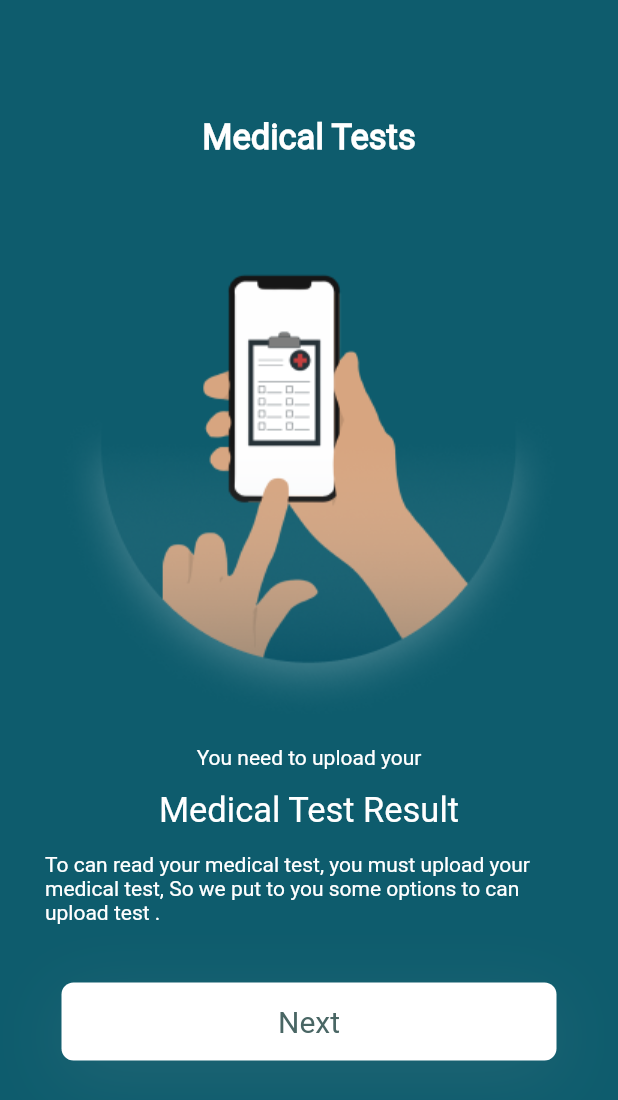
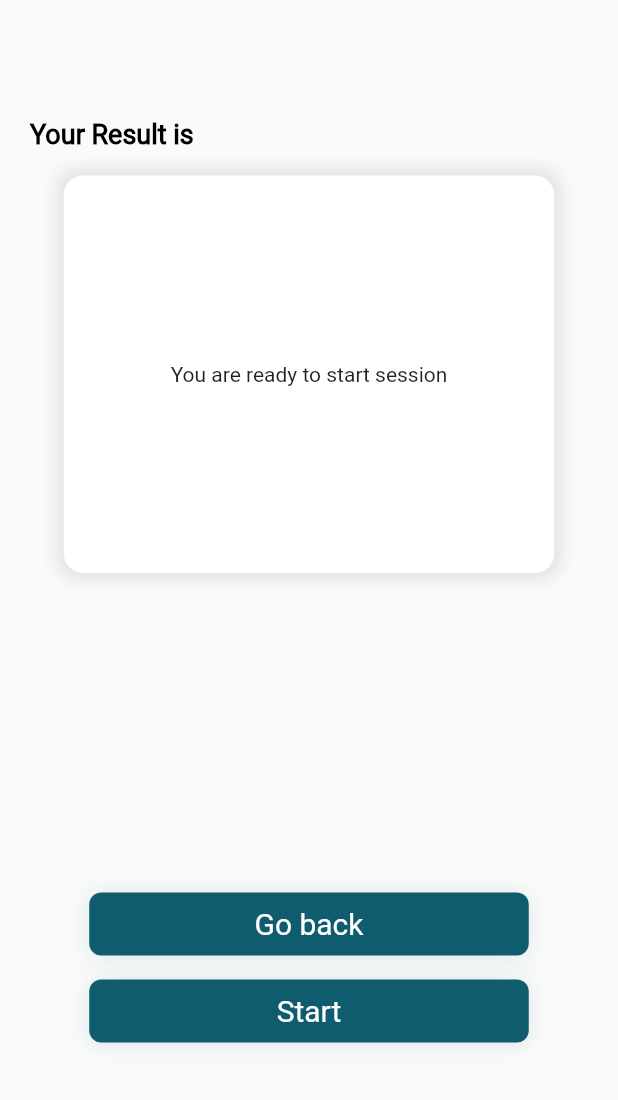
Before and after one commit to Farid322/final_project, a Flutter app: the screen it shows after launch, on a phone screen of 412 x 824 dp. Shown: the top 1100 px of the screen. Run offline on Flutter 3.47's test engine with Material 2 defaults, Android fonts, the phone set to English and light mode, and no system bars; our stand-ins replace flutter_screenutil, flutter_svg, go_router.

Commit message:
resultpages uploadtestpage

```diff
--- a/lib/Features/auth/peresentaion/views/screens/doctor_login.dart
+++ b/lib/Features/auth/peresentaion/views/screens/doctor_login.dart
@@ -41,7 +41,7 @@ class DoctorLoginPage extends StatelessWidget {
                 height: 16.h,
               ),
               const Text(
-                'Hello, welcome back to our account',
+                'Hello, welcome back to your account',
                 textAlign: TextAlign.center,
               ),
               SizedBox(
@@ -93,7 +93,7 @@ class DoctorLoginPage extends StatelessWidget {
               SizedBox(
                 height: 32.h,
               ),
-              const CustomButton(text: 'log_in'),
+              const CustomButton(text: 'Login'),
               SizedBox(
                 height: 22.h,
               ),
--- a/lib/Features/auth/peresentaion/views/screens/sign_up_doctor.dart
+++ b/lib/Features/auth/peresentaion/views/screens/sign_up_doctor.dart
@@ -66,7 +66,7 @@ class SignUpdoctor extends StatelessWidget {
                     child: Column(
                       children: [
                         const Align(  alignment: Alignment.centerLeft,
-                                  child: Text('contry code',)),
+                                  child: Text('Country code',)),
                                     CustomTextFormField(hintText: '+012',
                                     width:60,
                                     height: 56,),
@@ -99,7 +99,7 @@ class SignUpdoctor extends StatelessWidget {
               ),
                  const Align(
               alignment: Alignment.centerLeft,
-              child: Text('password',)),
+              child: Text('Password',)),
               const SizedBox(height: 5,),
               CustomTextFormField(hintText: '......'),
             const SizedBox(
@@ -107,7 +107,7 @@ class SignUpdoctor extends StatelessWidget {
               ),
               const Align(
               alignment: Alignment.centerLeft,
-              child: Text(' confirm password',)),
+              child: Text(' Confirm Password',)),
               const SizedBox(height: 5,),
               CustomTextFormField(hintText: '......'),
             const SizedBox(
--- a/lib/Features/auth/peresentaion/views/screens/sign_up_patient.dart
+++ b/lib/Features/auth/peresentaion/views/screens/sign_up_patient.dart
@@ -61,7 +61,7 @@ class SignUppatient extends StatelessWidget {
                     child: Column(
                       children: [
                         const Align(  alignment: Alignment.centerLeft,
-                                  child: Text('contry code',)),
+                                  child: Text('Country code',)),
                                     CustomTextFormField(hintText: '+012',
                                     width:60,
                                     height: 56,),
@@ -93,7 +93,7 @@ class SignUppatient extends StatelessWidget {
                  const SizedBox(height: 30),
                  const Align(
               alignment: Alignment.centerLeft,
-              child: Text('password',)),
+              child: Text('Password',)),
               const SizedBox(height: 5,),
               CustomTextFormField(hintText: '......'),
 
@@ -101,7 +101,7 @@ class SignUppatient extends StatelessWidget {
 
               const Align(
               alignment: Alignment.centerLeft,
-              child: Text(' confirm password',)),
+              child: Text(' Confirm Password',)),
               const SizedBox(height: 5,),
               CustomTextFormField(hintText: '......'),
 
--- /dev/null
+++ b/lib/Features/patienthome/screens/views/accpted_result_page.dart
@@ -0,0 +1,46 @@
+import 'package:flutter/material.dart';
+import 'package:graduation_project/core/widgets/custom_button.dart';
+import 'package:graduation_project/utils/app_styles.dart';
+
+class AccptedResultPage extends StatelessWidget {
+  const AccptedResultPage({super.key});
+
+  @override
+  Widget build(BuildContext context) {
+    return  Scaffold(
+      body: Padding(
+        padding: const EdgeInsets.symmetric(horizontal: 20,vertical: 79),
+        child: Column(
+          children: [
+           const Align(
+              alignment: Alignment.topLeft,
+              child:  Text('Your Result is',style: AppStyels.s18)),
+           const SizedBox(height: 17),
+            Container(
+              width:327 ,
+              height: 265,
+              decoration:  ShapeDecoration(
+                                shape:RoundedRectangleBorder(borderRadius:
+                                BorderRadius.circular(13) ) ,
+                                color: Colors.white,
+                                shadows: const [
+                                  BoxShadow(
+                                    color: Color(0x19000000),
+                                            blurRadius: 9,
+                                           offset: Offset(0, 0),
+                                             spreadRadius: 4,
+                     ),],),
+              child: const Align(
+                alignment: Alignment.center,
+                child: Text('You are ready to start session')),
+            ),
+            const SizedBox(height: 213),
+            const CustomButton(text: 'Go back '),
+           const SizedBox(height: 16),
+            const CustomButton(text: 'Start')
+          ],
+        ),
+      ),
+    );
+  }
+}
--- a/lib/main.dart
+++ b/lib/main.dart
@@ -1,7 +1,7 @@
 import 'package:flutter/material.dart';
 
 import 'package:flutter_screenutil/flutter_screenutil.dart';
-import 'package:graduation_project/Features/patienthome/screens/views/tests_page.dart';
+import 'package:graduation_project/Features/patienthome/screens/views/accpted_result_page.dart';
 
 void main() {
   runApp( const Hemodialysis());
@@ -11,11 +11,11 @@ class Hemodialysis extends StatelessWidget {
 
   @override
   Widget build(BuildContext context) {
-    return     const ScreenUtilInit(
+    return      const ScreenUtilInit(
       designSize: Size(375, 812),
       minTextAdapt: true,
       child:  MaterialApp(
-        home: TestsPage(),
+        home: AccptedResultPage(),
         debugShowCheckedModeBanner: false,
       ),
     );
--- a/lib/utils/app_asset.dart
+++ b/lib/utils/app_asset.dart
@@ -1,4 +1,6 @@
 class AppAssets{
   static String blutoothimage = 'assets/images/blutoothimage.png';
   static String testsimage  = 'assets/images/testsimage.png';
+  static String logoimage = 'assets/images/white belt.png';
+  static String uploadtestimage = 'assets/images/Group 170.png';
 }
```
Also changed, not shown: lib/Features/auth/peresentaion/views/screens/erorr_email.dart (+15 -3 lines), lib/Features/auth/peresentaion/views/screens/forget_password.dart (+10 -1 lines), lib/Features/auth/peresentaion/views/screens/logo.dart (+5 -12 lines), lib/Features/auth/peresentaion/views/screens/patient_login.dart (+9 -12 lines), lib/Features/patienthome/screens/views/refuesd_result_page.dart (added, +46 -0 lines), lib/Features/patienthome/screens/views/upload_test.dart (added, +70 -0 lines), lib/core/routes/app_routes.dart (+46 -25 lines), assets/images/Group 170.png (added), assets/images/white belt.png (added).
